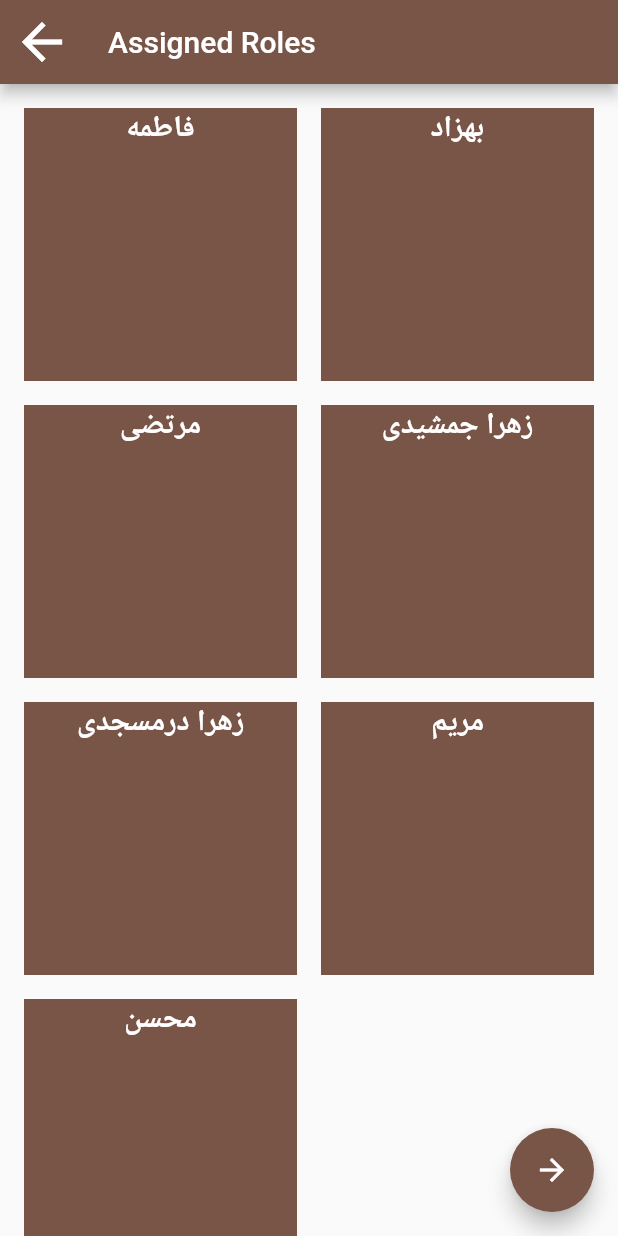
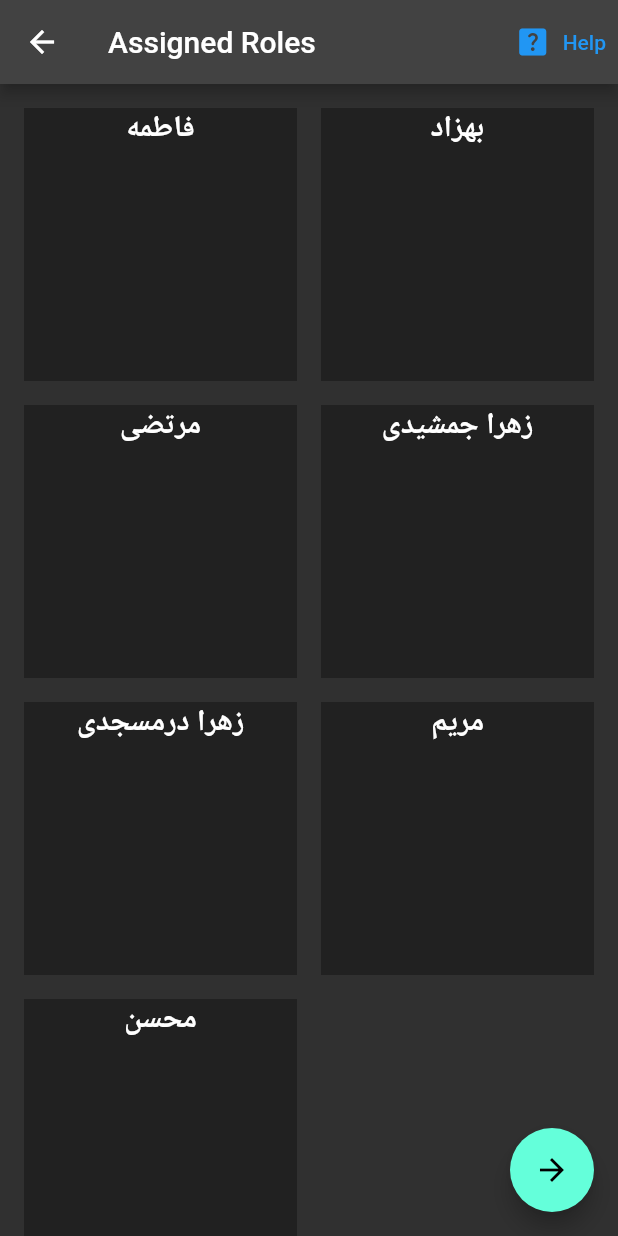
Before and after one commit to behzadayubifar/auto_mafia, a Flutter app: the NamingScreen screen opened by its route, after a tap on "Start Game", on a phone screen of 412 x 824 dp. Run offline on Flutter 3.47's test engine with Material 2 defaults, Android fonts, the phone set to English and light mode, and no system bars; our stand-ins replace drift, shared_preferences, slide_to_act; missing offline and left inert: drift_db_viewer; accounts and stored records are empty; generated files the repository leaves out were written again.

Commit message:
db step-2

```diff
--- a/lib/main.dart
+++ b/lib/main.dart
@@ -58,7 +58,10 @@ class _GodFatherAppState extends State<GodFatherApp> {
       textDirection: TextDirection.rtl,
       child: MaterialApp(
         title: 'God Father',
-        theme: DayNightThemeManager().currentTheme,
+        // theme: DayNightThemeManager().currentTheme,
+        theme: ThemeData.dark(),
+        darkTheme: ThemeData.dark(),
+        themeMode: ThemeMode.dark,
         home: Home(),
         debugShowCheckedModeBanner: false,
         initialRoute: '/',
--- a/lib/providers/player_data.dart
+++ b/lib/providers/player_data.dart
@@ -3,6 +3,7 @@ import 'dart:math';
 
 // import 'package:shared_preferences/shared_preferences.dart';
 import 'package:flutter/material.dart';
+import 'package:god_father/data/local/db/app_db.dart';
 import 'package:god_father/model/last_move.dart';
 
 import 'package:god_father/model/role.dart';
@@ -14,6 +15,8 @@ import '../screens/Days/day_screen.dart';
 import '../screens/Days/three_remained.dart';
 import '../screens/nights/night_screen.dart';
 import '../screens/show_roles_screen.dart';
+
+import 'package:drift/drift.dart' as drift;
 
 // final SharedPreferences prefs = await SharedPreferences.getInstance();
 class PlayerData extends ChangeNotifier {
@@ -738,8 +741,38 @@ class PlayerData extends ChangeNotifier {
     code = null;
   }
 
+  ///
+
+  ///
+
   Future<void> newGame(playersNames, context) async {
     _alives = List.from(_playersNames);
+
+    //
+    List<InCommonCompanion> primaryListToDb = [];
+
+    for (var player in assignedRoles.keys) {
+      primaryListToDb.add(
+        InCommonCompanion(
+          playerName: drift.Value(player),
+          roleName: drift.Value(assignedRoles[player]!.name),
+          type: drift.Value(assignedRoles[player]!.type),
+          heart: drift.Value(assignedRoles[player]!.heart),
+          isBlocked: drift.Value(assignedRoles[player]!.isBlocked),
+          isSaved: drift.Value(assignedRoles[player]!.isSaved),
+          isAlive: drift.Value(assignedRoles[player]!.isShot),
+          handCuffed: drift.Value(assignedRoles[player]!.handCuffed),
+          isReversible: drift.Value(assignedRoles[player]!.isReversible),
+          order: drift.Value(assignedRoles[player]!.order),
+        ),
+      );
+    }
+
+    Provider.of<AppDb>(context, listen: false)
+        .insertMultiplePlayers(primaryListToDb);
+
+    //
+
     _dead = [];
     _mafia = 2;
     _citizen = 4;
--- a/lib/providers/themes.dart
+++ b/lib/providers/themes.dart
@@ -37,7 +37,7 @@ class DayTheme {
       dense: true,
       tileColor: const Color.fromARGB(255, 104, 72, 66),
       contentPadding: const EdgeInsets.symmetric(horizontal: 17, vertical: 4),
-      textColor: Colors.white,
+      textColor: const Color.fromARGB(255, 0, 0, 0),
       shape: RoundedRectangleBorder(
         borderRadius: BorderRadius.circular(20),
       ),
@@ -45,9 +45,53 @@ class DayTheme {
     primarySwatch: Colors.brown,
     iconTheme: const IconThemeData(color: Colors.white70, size: 40),
     textTheme: const TextTheme(
+      displayLarge: TextStyle(
+        color: Color.fromARGB(179, 30, 30, 30),
+        fontSize: 50,
+      ),
+      displayMedium: TextStyle(
+        color: Color.fromARGB(179, 30, 30, 30),
+        fontSize: 40,
+      ),
+      displaySmall: TextStyle(
+        color: Color.fromARGB(179, 30, 30, 30),
+        fontSize: 30,
+      ),
+      titleLarge: TextStyle(
+        color: Color.fromARGB(179, 30, 30, 30),
+        fontSize: 20,
+      ),
+      titleMedium: TextStyle(
+        color: Color.fromARGB(179, 30, 30, 30),
+        fontSize: 15,
+      ),
+      titleSmall: TextStyle(
+        color: Color.fromARGB(179, 30, 30, 30),
+        fontSize: 10,
+      ),
       labelLarge: TextStyle(
         color: Colors.white70,
         fontSize: 40,
+      ),
+      labelMedium: TextStyle(
+        color: Color.fromARGB(179, 5, 5, 5),
+        fontSize: 30,
+      ),
+      labelSmall: TextStyle(
+        color: Color.fromARGB(179, 5, 5, 5),
+        fontSize: 20,
+      ),
+      bodyLarge: TextStyle(
+        color: Color.fromARGB(179, 30, 30, 30),
+        fontSize: 40,
+      ),
+      bodyMedium: TextStyle(
+        color: Color.fromARGB(179, 30, 30, 30),
+        fontSize: 30,
+      ),
+      bodySmall: TextStyle(
+        color: Color.fromARGB(179, 30, 30, 30),
+        fontSize: 20,
       ),
     ),
     textButtonTheme: TextButtonThemeData(
--- a/lib/screens/naming_screen.dart
+++ b/lib/screens/naming_screen.dart
@@ -1,4 +1,5 @@
 import 'package:flutter/material.dart';
+import 'package:god_father/data/local/db/app_db.dart';
 import 'package:provider/provider.dart';
 
 import '../providers/player_data.dart';
@@ -51,6 +52,7 @@ class _NamingScreenState extends State<NamingScreen> {
   @override
   Widget build(BuildContext context) {
     final playerData = Provider.of<PlayerData>(context);
+    final _db = Provider.of<AppDb>(context, listen: false);
 
     return Scaffold(
       appBar: AppBar(
--- a/lib/screens/show_roles_screen.dart
+++ b/lib/screens/show_roles_screen.dart
@@ -1,4 +1,6 @@
+import 'package:drift_db_viewer/drift_db_viewer.dart';
 import 'package:flutter/material.dart';
+import 'package:god_father/data/local/db/app_db.dart';
 import 'package:god_father/providers/player_data.dart';
 import 'package:god_father/screens/Days/day_screen.dart';
 import 'package:provider/provider.dart';
@@ -22,6 +24,11 @@ class _ShowRolesScreenState extends State<ShowRolesScreen> {
     super.initState();
     final playerData = Provider.of<PlayerData>(context, listen: false);
     displayedPlayers = List.from(playerData.alives);
+  }
+
+  @override
+  void dispose() {
+    super.dispose();
   }
 
   void hidePlayer(String playerName) {
@@ -68,11 +75,24 @@ class _ShowRolesScreenState extends State<ShowRolesScreen> {
   @override
   Widget build(BuildContext context) {
     final playerData = Provider.of<PlayerData>(context, listen: false);
+    final _db = Provider.of<AppDb>(context, listen: false);
     final Map<String, Role> assignedRoles = playerData.assignedRoles;
 
     return Scaffold(
       appBar: AppBar(
         title: const Text('Assigned Roles'),
+        actions: [
+          TextButton.icon(
+            onPressed: () {
+              Navigator.of(context).push(
+                  MaterialPageRoute(builder: (context) => DriftDbViewer(_db)));
+            },
+            icon: const Icon(Icons.help_center_rounded),
+            label: const Text(
+              'Help',
+            ),
+          ),
+        ],
       ),
       body: GridView.builder(
         padding: const EdgeInsets.all(16),
--- a/pubspec.yaml
+++ b/pubspec.yaml
@@ -44,6 +44,7 @@ dependencies:
   sqflite: ^2.2.8+4
   path: ^1.8.3
   drift: ^2.10.0
+  sqlite3_flutter_libs: 0.5.0
   path_provider: ^2.0.15
   drift_db_viewer: ^2.0.0
 
```
Also changed, not shown: lib/data/local/db/app_db.dart (+29 -21 lines), lib/data/local/entity/entity.dart (+10 -5 lines), lib/providers/db_provider.dart (+16 -11 lines), lib/screens/Days/day_screen.dart (+155 -103 lines), lib/screens/home.dart (+16 -18 lines), lib/data/local/db/app_db.g.dart, pubspec.lock, 1 other file.
